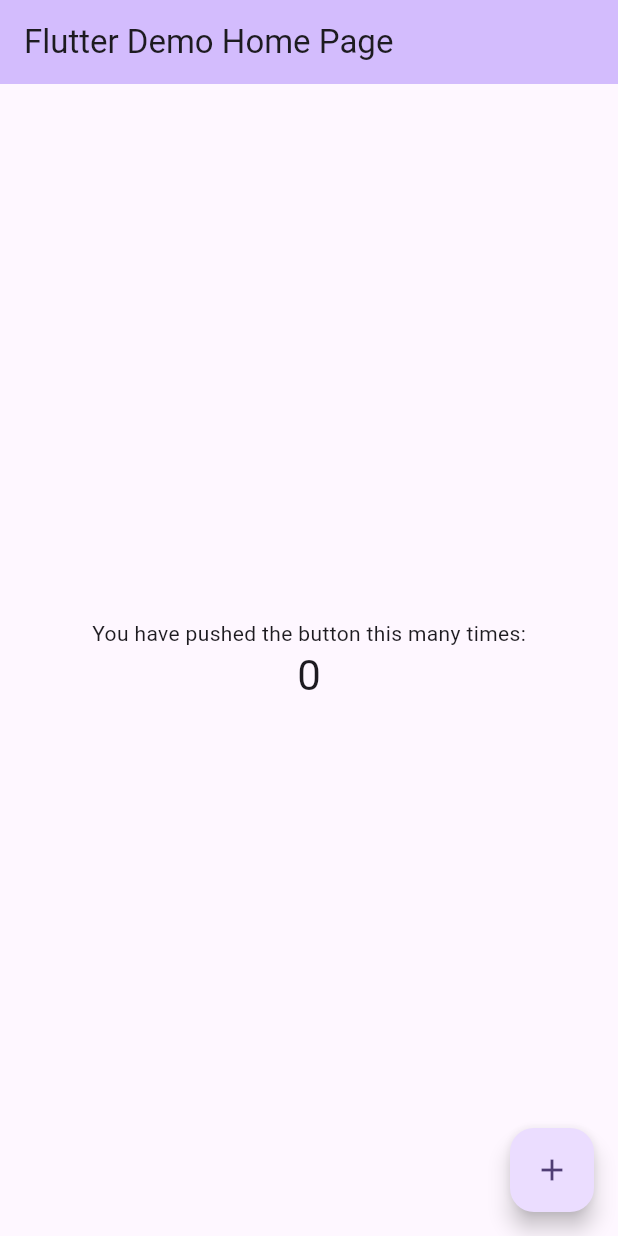
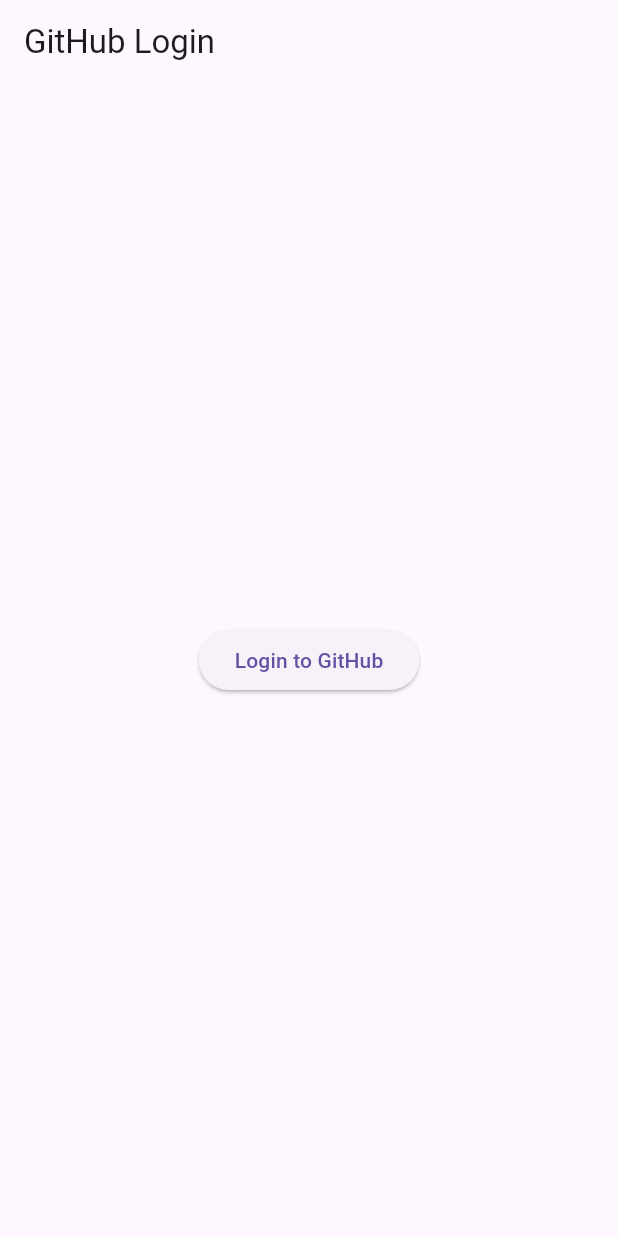
Before and after one commit to komadiina/github_client, a Flutter app: the screen it shows after launch, on a phone screen of 412 x 824 dp. Run offline on Flutter 3.47's test engine with Material 3 defaults, Android fonts, the phone set to English and light mode, and no system bars; our stand-ins replace fluttericon; missing offline and left inert: github, oauth2, window_to_front.

Commit message:
partially finished, todo: makeup

```diff
--- /dev/null
+++ b/lib/github/client_credentials.dart
@@ -0,0 +1,3 @@
+const githubClientId = 'app_clientid';
+const githubClientSecret = 'app_clientsecret';
+const githubScopes = ['repo', 'read:org'];
--- /dev/null
+++ b/lib/github/login.dart
@@ -0,0 +1,135 @@
+import 'dart:io';
+
+import 'package:flutter/material.dart';
+import 'package:http/http.dart' as http;
+import 'package:oauth2/oauth2.dart' as oauth2;
+import 'package:url_launcher/url_launcher.dart';
+
+final _authEndpoint = Uri.parse("https://github.com/login/oauth/authorize");
+final _tokenEndpoint = Uri.parse("https://github.com/login/oauth/access_token");
+
+class GithubLoginWidget extends StatefulWidget {
+  const GithubLoginWidget({
+    required this.builder,
+    required this.githubClientId,
+    required this.githubClientSecret,
+    required this.githubScopes,
+    super.key
+  });
+
+  final AuthenticatedBuilder builder;
+  final String githubClientId;
+  final String githubClientSecret;
+  final List<String> githubScopes;
+
+  @override
+  State<StatefulWidget> createState() => _GithubLoginState();
+}
+
+typedef AuthenticatedBuilder = Widget Function(
+    BuildContext context, oauth2.Client client
+    );
+
+class _GithubLoginState extends State<GithubLoginWidget> {
+  HttpServer? _redirectServer;
+  oauth2.Client? _client;
+
+  @override
+  Widget build(BuildContext context) {
+    final client = _client;
+
+    if (client != null) {
+      return widget.builder(context, client);
+    }
+
+    return Scaffold(
+      appBar: AppBar(
+        title: const Text("GitHub Login"),
+      ),
+      body: Center(
+        child: ElevatedButton(
+          onPressed: () async {
+            await _redirectServer?.close();
+            _redirectServer = await HttpServer.bind('localhost', 0);
+            var authHttpClient = await _getOauth2Client(
+              Uri.parse('http://localhost:${_redirectServer!.port}/auth')
+            );
+
+            setState(() {
+              _client = authHttpClient;
+            });
+          },
+
+          child: const Text("Login to GitHub"),
+        ),
+      ),
+    );
+  }
+
+  Future<oauth2.Client> _getOauth2Client(Uri redirectUrl) async {
+    if (widget.githubClientId.isEmpty || widget.githubClientSecret.isEmpty) {
+      throw const GithubLoginException(
+        'githubClientId and githubClientSecret must not be empty.'
+      );
+    }
+
+    var grant = oauth2.AuthorizationCodeGrant(
+        widget.githubClientId,
+        _authEndpoint,
+        _tokenEndpoint,
+        secret: widget.githubClientSecret,
+        httpClient: _JsonAcceptingClient()
+    );
+
+    var authUrl = grant.getAuthorizationUrl(
+        redirectUrl,
+        scopes: widget.githubScopes
+    );
+
+    await _redirect(authUrl);
+    var responseQueryParams = await _listen();
+    var client = await grant.handleAuthorizationResponse(responseQueryParams);
+    return client;
+  }
+
+  Future<void> _redirect(Uri authUrl) async {
+    if (await canLaunchUrl(authUrl)) {
+      await launchUrl(authUrl);
+    } else {
+      throw const GithubLoginException('Failed to redirect.');
+    }
+  }
+
+  Future<Map<String, String>> _listen() async {
+    var req = await _redirectServer!.first;
+    var params = req.uri.queryParameters;
+
+    req.response.statusCode = 200;
+    req.response.headers.set('content-type', 'text/plain');
+    req.response.writeln('Authenticated! You may now close this tab.');
+
+    await req.response.close();
+    await _redirectServer!.close();
+
+    _redirectServer = null;
+    return params;
+  }
+}
+
+class _JsonAcceptingClient extends http.BaseClient {
+  final _httpClient = http.Client();
+
+  @override
+  Future<http.StreamedResponse> send(http.BaseRequest request) {
+    request.headers['Accept'] = 'application/json';
+    return _httpClient.send(request);
+  }
+}
+
+class GithubLoginException implements Exception {
+  const GithubLoginException(this.message);
+  final String message;
+
+  @override
+  String toString() => message;
+}
--- a/lib/main.dart
+++ b/lib/main.dart
@@ -1,125 +1,70 @@
 import 'package:flutter/material.dart';
+import 'package:flutter_testdrive/src/github_summary.dart';
+import 'package:github/github.dart';
+import 'package:window_to_front/window_to_front.dart';
+
+import 'github/login.dart';
+import 'github/client_credentials.dart';
 
 void main() {
-  runApp(const MyApp());
+  runApp(const GithubLoginApp());
 }
 
-class MyApp extends StatelessWidget {
-  const MyApp({super.key});
+class GithubLoginApp extends StatelessWidget {
+  const GithubLoginApp({super.key});
 
-  // This widget is the root of your application.
   @override
   Widget build(BuildContext context) {
     return MaterialApp(
-      title: 'Flutter Demo',
+      title: "GitHub Client",
+
       theme: ThemeData(
-        // This is the theme of your application.
-        //
-        // TRY THIS: Try running your application with "flutter run". You'll see
-        // the application has a purple toolbar. Then, without quitting the app,
-        // try changing the seedColor in the colorScheme below to Colors.green
-        // and then invoke "hot reload" (save your changes or press the "hot
-        // reload" button in a Flutter-supported IDE, or press "r" if you used
-        // the command line to start the app).
-        //
-        // Notice that the counter didn't reset back to zero; the application
-        // state is not lost during the reload. To reset the state, use hot
-        // restart instead.
-        //
-        // This works for code too, not just values: Most code changes can be
-        // tested with just a hot reload.
-        colorScheme: ColorScheme.fromSeed(seedColor: Colors.deepPurple),
+        primarySwatch: Colors.blue,
+        visualDensity: VisualDensity.adaptivePlatformDensity,
         useMaterial3: true,
       ),
-      home: const MyHomePage(title: 'Flutter Demo Home Page'),
+      home: const ClientHomePage(title: 'GitHub Client'),
     );
   }
 }
 
-class MyHomePage extends StatefulWidget {
-  const MyHomePage({super.key, required this.title});
-
-  // This widget is the home page of your application. It is stateful, meaning
-  // that it has a State object (defined below) that contains fields that affect
-  // how it looks.
-
-  // This class is the configuration for the state. It holds the values (in this
-  // case the title) provided by the parent (in this case the App widget) and
-  // used by the build method of the State. Fields in a Widget subclass are
-  // always marked "final".
+class ClientHomePage extends StatelessWidget {
+  const ClientHomePage({super.key, required this.title});
 
   final String title;
 
   @override
-  State<MyHomePage> createState() => _MyHomePageState();
-}
+  Widget build(BuildContext context) {
+    return GithubLoginWidget(
+        builder: (context, httpClient) {
+          WindowToFront.activate();
+          return FutureBuilder<CurrentUser>(
+             future: viewerDetail(httpClient.credentials.accessToken),
+             builder: (context, snapshot) {
+               return Scaffold(
+                 appBar: AppBar(
+                   title: Text(title),
+                   elevation: 2,
+                 ),
+                 body: GitHubSummary(
+                   gitHub: _getGitHub(httpClient.credentials.accessToken),
+                 )
+               );
+             });
+        },
 
-class _MyHomePageState extends State<MyHomePage> {
-  int _counter = 0;
-
-  void _incrementCounter() {
-    setState(() {
-      // This call to setState tells the Flutter framework that something has
-      // changed in this State, which causes it to rerun the build method below
-      // so that the display can reflect the updated values. If we changed
-      // _counter without calling setState(), then the build method would not be
-      // called again, and so nothing would appear to happen.
-      _counter++;
-    });
-  }
-
-  @override
-  Widget build(BuildContext context) {
-    // This method is rerun every time setState is called, for instance as done
-    // by the _incrementCounter method above.
-    //
-    // The Flutter framework has been optimized to make rerunning build methods
-    // fast, so that you can just rebuild anything that needs updating rather
-    // than having to individually change instances of widgets.
-    return Scaffold(
-      appBar: AppBar(
-        // TRY THIS: Try changing the color here to a specific color (to
-        // Colors.amber, perhaps?) and trigger a hot reload to see the AppBar
-        // change color while the other colors stay the same.
-        backgroundColor: Theme.of(context).colorScheme.inversePrimary,
-        // Here we take the value from the MyHomePage object that was created by
-        // the App.build method, and use it to set our appbar title.
-        title: Text(widget.title),
-      ),
-      body: Center(
-        // Center is a layout widget. It takes a single child and positions it
-        // in the middle of the parent.
-        child: Column(
-          // Column is also a layout widget. It takes a list of children and
-          // arranges them vertically. By default, it sizes itself to fit its
-          // children horizontally, and tries to be as tall as its parent.
-          //
-          // Column has various properties to control how it sizes itself and
-          // how it positions its children. Here we use mainAxisAlignment to
-          // center the children vertically; the main axis here is the vertical
-          // axis because Columns are vertical (the cross axis would be
-          // horizontal).
-          //
-          // TRY THIS: Invoke "debug painting" (choose the "Toggle Debug Paint"
-          // action in the IDE, or press "p" in the console), to see the
-          // wireframe for each widget.
-          mainAxisAlignment: MainAxisAlignment.center,
-          children: <Widget>[
-            const Text(
-              'You have pushed the button this many times:',
-            ),
-            Text(
-              '$_counter',
-              style: Theme.of(context).textTheme.headlineMedium,
-            ),
-          ],
-        ),
-      ),
-      floatingActionButton: FloatingActionButton(
-        onPressed: _incrementCounter,
-        tooltip: 'Increment',
-        child: const Icon(Icons.add),
-      ), // This trailing comma makes auto-formatting nicer for build methods.
+        githubClientId: githubClientId,
+        githubClientSecret: githubClientSecret,
+        githubScopes: githubScopes
     );
   }
 }
+
+GitHub _getGitHub(String accessToken) {
+  return GitHub(auth: Authentication.withToken(accessToken));
+}
+
+Future<CurrentUser> viewerDetail(String accessToken) async {
+  final gitHub = GitHub(auth: Authentication.withToken(accessToken));
+  return gitHub.users.getCurrentUser();
+}
```
Also changed, not shown: lib/src/github_summary.dart (added, +246 -0 lines), pubspec.yaml (+7 -0 lines), pubspec.lock, 9 other files.
